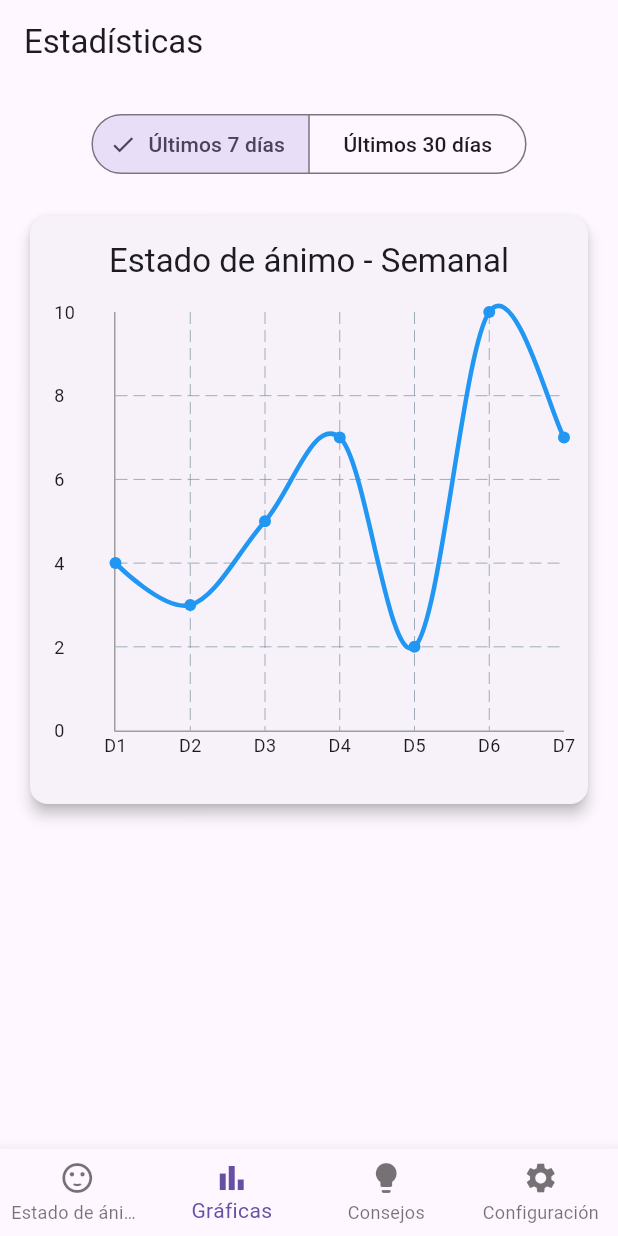
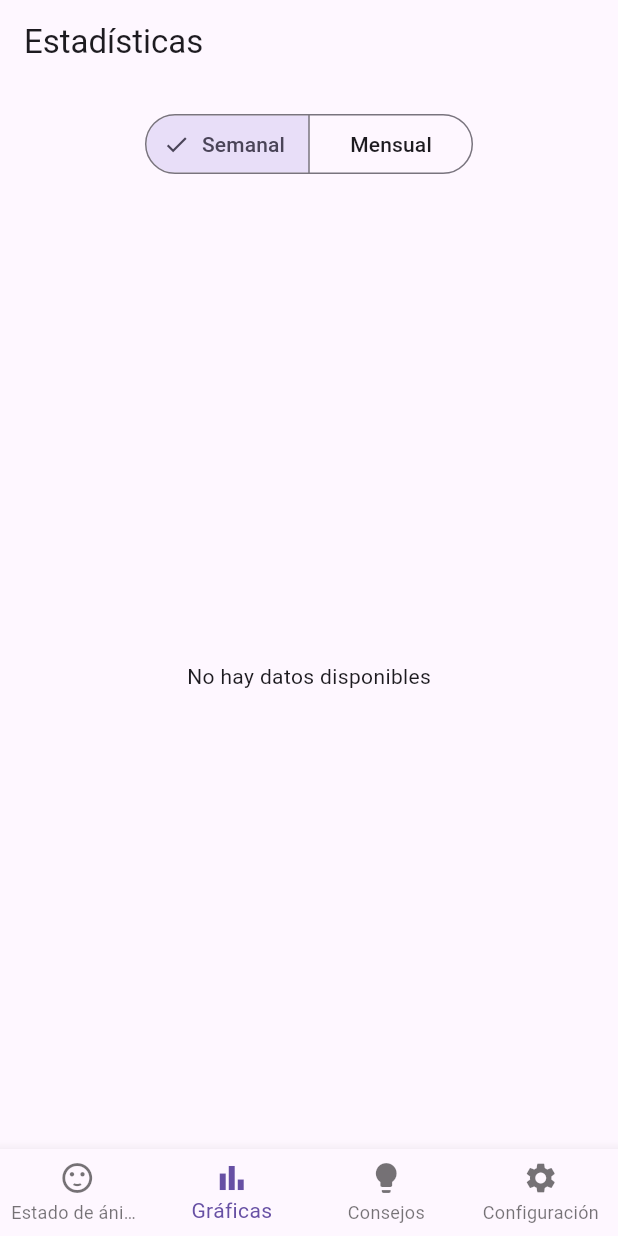
Before and after one commit to davidfvaquero/mood_tracker, a Flutter app: the screen it shows after launch, item 2 of the bottom bar chosen, on a phone screen of 412 x 824 dp. Run offline on Flutter 3.47's test engine with Material 3 defaults, Android fonts, the phone set to English and light mode, and no system bars; drawn by our look-alikes of fl_chart; our stand-ins replace hive, hive_flutter; accounts and stored records are empty.

Commit message:
[DB][STORAGE] Added mood storage in database

```diff
--- a/lib/models/mood_entry.dart
+++ b/lib/models/mood_entry.dart
@@ -1,14 +1,17 @@
+import 'package:hive/hive.dart';
+
+part 'mood_entry.g.dart';
+
+@HiveType(typeId: 0)
 class MoodEntry {
+  @HiveField(0)
   final int rating;
+
+  @HiveField(1)
   final DateTime date;
 
   MoodEntry({
     required this.rating,
     required this.date,
   });
-
-  @override
-  String toString() {
-    return 'MoodEntry{rating: $rating, date: $date}';
-  }
 }
--- a/lib/screens/mood_charts_screen.dart
+++ b/lib/screens/mood_charts_screen.dart
@@ -1,5 +1,5 @@
-import 'dart:math';
 import 'package:flutter/material.dart';
+import 'package:mood_tracker/services/mood_storage.dart';
 import '../widgets/mood_chart.dart';
 import '../models/mood_entry.dart';
 
@@ -11,62 +11,75 @@ class MoodChartsScreen extends StatefulWidget {
 }
 
 class _MoodChartsScreenState extends State<MoodChartsScreen> {
+  final MoodStorage _storage = MoodStorage();
+  late Future<List<MoodEntry>> _futureData;
   String _selectedTimeFrame = 'Semanal';
-  late final List<MoodEntry> sampleData;
 
   @override
   void initState() {
     super.initState();
-    sampleData = _generateSampleData();
+    _futureData = _storage.getAllEntries();
   }
 
-  List<MoodEntry> _generateSampleData() {
-    final random = Random();
-    return List.generate(30, (index) {
-      return MoodEntry(
-        rating: random.nextInt(10) + 1, // 1-10
-        date: DateTime.now().subtract(Duration(days: 29 - index)),
-      );
-    });
-  }
+  List<MoodEntry> _getFilteredData(List<MoodEntry> allData) {
+    final now = DateTime.now();
+    final cutoff =
+        _selectedTimeFrame == 'Semanal'
+            ? now.subtract(const Duration(days: 7))
+            : now.subtract(const Duration(days: 30));
 
-  List<MoodEntry> _getFilteredData() {
-    if (_selectedTimeFrame == 'Semanal') {
-      return sampleData.sublist(sampleData.length - 7);
-    }
-    return sampleData;
+    return allData.where((entry) => entry.date.isAfter(cutoff)).toList();
   }
 
   @override
   Widget build(BuildContext context) {
     return Scaffold(
       appBar: AppBar(title: const Text('Estadísticas')),
-      body: SingleChildScrollView(
+      body: FutureBuilder<List<MoodEntry>>(
+        future: _futureData,
+        builder: (context, snapshot) {
+          if (snapshot.connectionState == ConnectionState.waiting) {
+            return const Center(child: CircularProgressIndicator());
+          }
+
+          if (snapshot.hasError) {
+            return Center(child: Text('Error: ${snapshot.error}'));
+          }
+
+          final allData = snapshot.data!;
+          final filteredData = _getFilteredData(allData);
+
+          return Column(
+            children: [
+              _buildTimeFrameSelector(),
+              Expanded(
                 child: Padding(
                   padding: const EdgeInsets.all(16.0),
-          child: Column(
-            children: [
-              _buildTimeFrameSelector(),
-              const SizedBox(height: 20),
-              SizedBox(
-                height: 400,
-                child: MoodChart(
-                  data: _getFilteredData(),
+                  child:
+                      filteredData.isEmpty
+                          ? const Center(
+                            child: Text('No hay datos disponibles'),
+                          )
+                          : MoodChart(
+                            data: filteredData,
                             timeFrame: _selectedTimeFrame,
                           ),
                 ),
+              ),
             ],
-          ),
-        ),
+          );
+        },
       ),
     );
   }
 
   Widget _buildTimeFrameSelector() {
-    return SegmentedButton<String>(
+    return Padding(
+      padding: const EdgeInsets.symmetric(vertical: 16.0),
+      child: SegmentedButton<String>(
         segments: const [
-        ButtonSegment(value: 'Semanal', label: Text('Últimos 7 días')),
-        ButtonSegment(value: 'Mensual', label: Text('Últimos 30 días')),
+          ButtonSegment(value: 'Semanal', label: Text('Semanal')),
+          ButtonSegment(value: 'Mensual', label: Text('Mensual')),
         ],
         selected: {_selectedTimeFrame},
         onSelectionChanged: (Set<String> newSelection) {
@@ -74,6 +87,7 @@ class _MoodChartsScreenState extends State<MoodChartsScreen> {
             _selectedTimeFrame = newSelection.first;
           });
         },
+      ),
     );
   }
 }
--- a/pubspec.yaml
+++ b/pubspec.yaml
@@ -11,6 +11,11 @@ dependencies:
     sdk: flutter
   fl_chart: ^0.71.0
   shared_preferences: ^2.2.2
+  hive: ^2.2.3
+  hive_flutter: ^1.1.0
+  hive_generator: ^2.0.1
+  path_provider: ^2.1.5
+  build_runner: ^2.4.15
 
 dev_dependencies:
   flutter_test:
```
Also changed, not shown: lib/main.dart (+8 -2 lines), lib/screens/mood_rating_screen.dart (+5 -3 lines), lib/services/mood_storage.dart (added, +26 -0 lines), lib/models/mood_entry.g.dart (added), pubspec.lock, 1 other file. Lines whose indentation alone changed are shown as unchanged.
